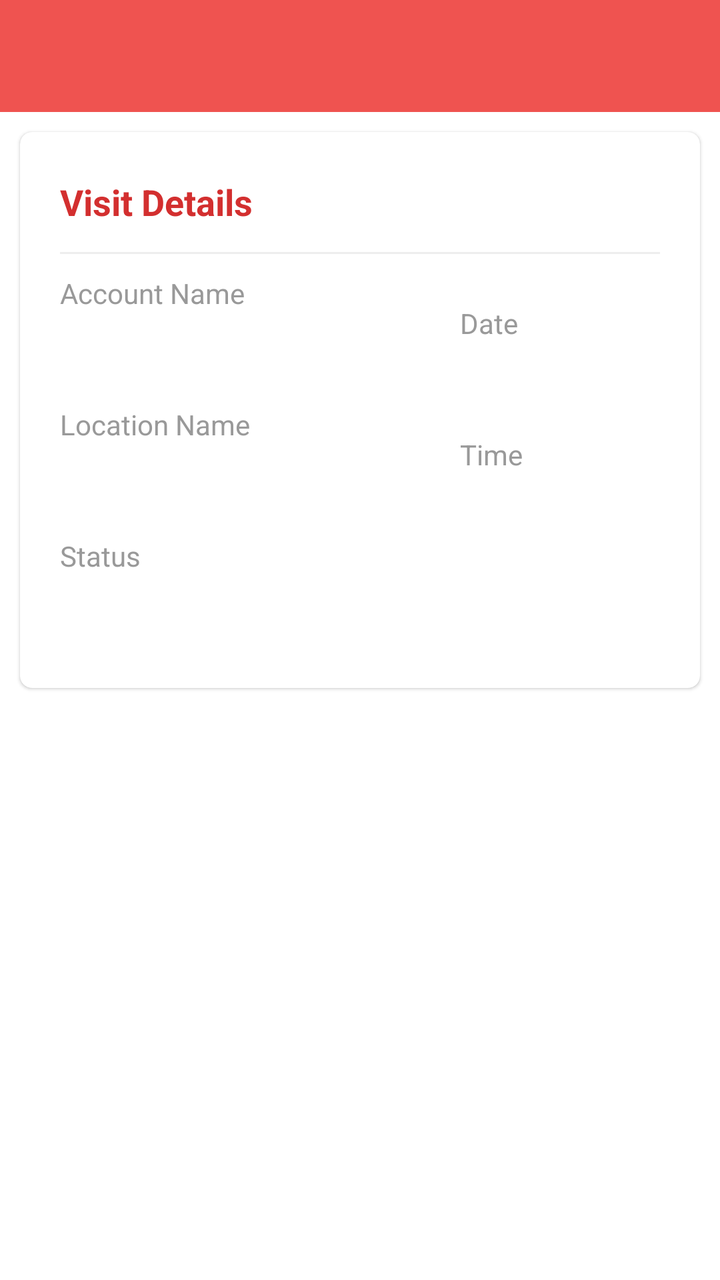
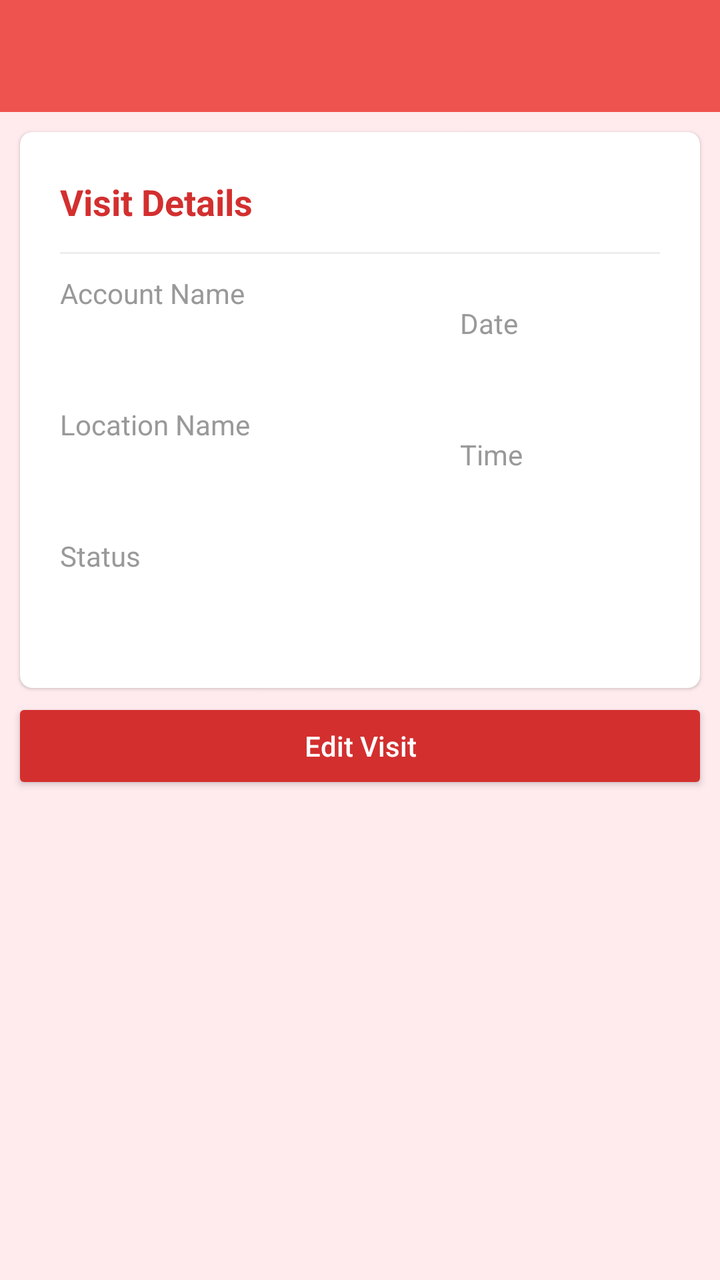

Compare the two renders of this Android layout. The source of the first and the diff that turns it into the second are given below.
<!-- AndroidManifest.xml: application theme AppTheme -->
<!-- res/layout/activity_individual_visit.xml -->
<?xml version="1.0" encoding="utf-8"?>
<LinearLayout xmlns:android="http://schemas.android.com/apk/res/android"
    xmlns:app="http://schemas.android.com/apk/res-auto"
    xmlns:tools="http://schemas.android.com/tools"
    android:id="@+id/main"
    android:orientation="vertical"
    android:layout_width="match_parent"
    android:layout_height="match_parent"
    tools:context=".TasksActivity">

    <com.google.android.material.appbar.AppBarLayout
        android:layout_width="match_parent"
        android:id="@+id/app_bar_layout"
        android:layout_height="wrap_content">

        <include layout="@layout/toolbar" />

    </com.google.android.material.appbar.AppBarLayout>

    <androidx.core.widget.NestedScrollView
        android:layout_width="match_parent"
        android:layout_height="match_parent"
        android:background="@android:color/white"
        android:clipToPadding="false"
        android:scrollbars="none"
        android:scrollingCache="true"
        app:layout_behavior="@string/appbar_scrolling_view_behavior">

        <LinearLayout
            android:layout_width="match_parent"
            android:layout_height="wrap_content"
            android:orientation="vertical">

            
            
            

            
            
            
            
            

            
            
            
            
            

            
            
            
            
            
            
            
            
            

            

            <androidx.cardview.widget.CardView
                android:layout_width="match_parent"
                android:layout_height="wrap_content"
                android:layout_marginBottom="@dimen/spacing_medium"
                android:layout_marginLeft="@dimen/spacing_middle"
                android:layout_marginRight="@dimen/spacing_middle"
                android:layout_marginTop="@dimen/spacing_middle"
                android:visibility="visible"
                app:cardCornerRadius="6dp"
                app:cardElevation="1dp">

                <LinearLayout
                    android:layout_width="match_parent"
                    android:layout_height="wrap_content"
                    android:orientation="horizontal"
                    android:padding="@dimen/spacing_mlarge">

                    <LinearLayout
                        android:layout_width="0dp"
                        android:layout_height="wrap_content"
                        android:layout_weight="2"
                        android:orientation="vertical">

                        <TextView
                            android:layout_width="wrap_content"
                            android:layout_height="30dp"
                            android:gravity="center_vertical"
                            android:text="Visit Details"
                            android:textAppearance="@style/Base.TextAppearance.AppCompat.Medium"
                            android:textColor="@color/red_700"
                            android:textStyle="bold" />

                        <View
                            android:layout_width="match_parent"
                            android:layout_height="1dp"
                            android:background="@color/grey_200"
                            android:layout_marginTop="10dp"
                            android:layout_marginBottom="@dimen/spacing_medium" />






                        <View
                            android:layout_width="0dp"
                            android:layout_height="@dimen/spacing_medium" />

                        <TextView
                            android:layout_width="wrap_content"
                            android:layout_height="wrap_content"
                            android:text="Account Name"
                            android:textAppearance="@style/Base.TextAppearance.AppCompat.Body1"
                            android:textColor="@color/grey_40" />

                        <TextView
                            android:layout_width="wrap_content"
                            android:layout_height="wrap_content"
                            android:layout_marginTop="@dimen/spacing_medium"
                            android:text=""
                            android:id="@+id/accountNameTextView"
                            android:textAppearance="@style/Base.TextAppearance.AppCompat.Subhead"
                            android:textColor="@color/grey_80" />

                        <View
                            android:layout_width="0dp"
                            android:layout_height="@dimen/spacing_mlarge" />

                        <TextView
                            android:layout_width="wrap_content"
                            android:layout_height="wrap_content"
                            android:text="Location Name"
                            android:textAppearance="@style/Base.TextAppearance.AppCompat.Body1"
                            android:textColor="@color/grey_40" />

                        <TextView
                            android:layout_width="wrap_content"
                            android:layout_height="wrap_content"
                            android:layout_marginTop="@dimen/spacing_medium"
                            android:text=""
                            android:id="@+id/locationNameTextView"
                            android:textAppearance="@style/Base.TextAppearance.AppCompat.Subhead"
                            android:textColor="@color/grey_80" />



                        <View
                            android:layout_width="0dp"
                            android:layout_height="@dimen/spacing_mlarge" />

                        <TextView
                            android:layout_width="wrap_content"
                            android:layout_height="wrap_content"
                            android:text="Status"
                            android:textAppearance="@style/Base.TextAppearance.AppCompat.Body1"
                            android:textColor="@color/grey_40" />

                        <TextView
                            android:layout_width="wrap_content"
                            android:layout_height="wrap_content"
                            android:layout_marginTop="@dimen/spacing_medium"
                            android:text=""
                            android:id="@+id/statusTextView"
                            android:textAppearance="@style/Base.TextAppearance.AppCompat.Subhead"
                            android:textColor="@color/grey_80" />










                        <View
                            android:layout_width="0dp"
                            android:layout_height="@dimen/spacing_middle" />



                    </LinearLayout>

                    <LinearLayout
                        android:layout_width="0dp"
                        android:layout_height="wrap_content"
                        android:layout_weight="1"
                        android:orientation="vertical">

                        <View
                            android:layout_width="30dp"
                            android:layout_height="30dp"/>

                        
                        
                        
                        
                        
                        

                        <View
                            android:layout_width="match_parent"
                            android:layout_height="1dp"
                            android:background="@color/grey_200"
                            android:layout_marginTop="10dp"
                            android:layout_marginBottom="@dimen/spacing_medium" />



                        <View
                            android:layout_width="0dp"
                            android:layout_height="@dimen/spacing_mlarge" />

                        <TextView
                            android:layout_width="wrap_content"
                            android:layout_height="wrap_content"
                            android:text="Date"
                            android:textAppearance="@style/Base.TextAppearance.AppCompat.Body1"
                            android:textColor="@color/grey_40" />

                        <TextView
                            android:layout_width="wrap_content"
                            android:layout_height="wrap_content"
                            android:layout_marginTop="@dimen/spacing_medium"
                            android:text=""
                            android:id="@+id/dateTextView"
                            android:textAppearance="@style/Base.TextAppearance.AppCompat.Subhead"
                            android:textColor="@color/grey_80" />

                        <View
                            android:layout_width="0dp"
                            android:layout_height="@dimen/spacing_mlarge" />

                        <TextView
                            android:layout_width="wrap_content"
                            android:layout_height="wrap_content"
                            android:text="Time"
                            android:textAppearance="@style/Base.TextAppearance.AppCompat.Body1"
                            android:textColor="@color/grey_40" />

                        <TextView
                            android:layout_width="wrap_content"
                            android:layout_height="wrap_content"
                            android:layout_marginTop="@dimen/spacing_medium"
                            android:text=""
                            android:id="@+id/timeTextView"
                            android:textAppearance="@style/Base.TextAppearance.AppCompat.Subhead"
                            android:textColor="@color/grey_80" />

                        <View
                            android:layout_width="0dp"
                            android:layout_height="@dimen/spacing_middle" />







                    </LinearLayout>


                </LinearLayout>



            </androidx.cardview.widget.CardView>

            
            
            
            
            
            
            
            

            
            
            
            

            
            
            
            
            
            
            

            
            
            
            
            
            
            
            

            
            
            
            
            

            
            
            
            
            

            
            
            

            
            
            
            

            
            
            
            
            
            
            

            
            
            
            
            
            

            

            
            
            
            



            
            
            

            

            
            
            
            
            
            

            
            
            

            
            
            
            
            

            
            
            

            
            
            
            
            
            
            

            
            
            

            
            
            
            
            

            
            
            

            
            
            
            
            
            

            

            
            
            
            
            
            

            
            
            

            
            
            
            
            
            

            
            
            

            
            
            
            
            
            
            

            

            
            
            
            
            
            
            

            
            
            

            
            
            
            
            

            
            
            

            
            
            
            
            
            

            

            
            
            
            
            
            
            
            
            
            
            
            
            
            
            
            
            
            
            

            
            
            
            
            
            

            
            
            
            
            
            

            
            
            
            
            
            

            
            
            
            
            
            

            
            
            
            
            
            

            

            
            
            
            
            
            
            

            

            

        </LinearLayout>
    </androidx.core.widget.NestedScrollView>

    <com.google.android.material.floatingactionbutton.FloatingActionButton
        android:id="@+id/fab"
        android:layout_width="wrap_content"
        android:layout_height="wrap_content"
        android:layout_margin="@dimen/spacing_mlarge"
        android:clickable="true"
        app:backgroundTint="@color/red_500"
        app:fabSize="normal"
        app:layout_anchor="@id/app_bar_layout"
        app:layout_anchorGravity="bottom|right|end"
        app:srcCompat="@drawable/ic_favorites"
        app:tint="@android:color/white" />

</LinearLayout>
<!-- res/layout/toolbar.xml (included above) -->
<?xml version="1.0" encoding="utf-8"?>
<androidx.appcompat.widget.Toolbar
    xmlns:android="http://schemas.android.com/apk/res/android"
    xmlns:app="http://schemas.android.com/apk/res-auto"
    android:id="@+id/toolbar"
    android:layout_width="match_parent"
    android:layout_height="?android:attr/actionBarSize"
    android:background="@color/colorPrimary"
    app:contentInsetStartWithNavigation="0dp"
    android:theme="@style/ThemeOverlay.AppCompat.Dark.ActionBar"
    app:popupTheme="@style/ThemeOverlay.AppCompat.Light"/>
<!-- resources referenced by this layout -->
<resources>
  <color name="colorPrimary">#ef5350</color>
  <color name="grey_200">#EEEEEE</color>
  <color name="grey_40">#999999</color>
  <color name="grey_80">#37474F</color>
  <color name="red_500">#F44336</color>
  <color name="red_700">#D32F2F</color>
  <dimen name="spacing_medium">5dp</dimen>
  <dimen name="spacing_middle">10dp</dimen>
  <dimen name="spacing_mlarge">20dp</dimen>
  <!-- drawable ic_favorites (drawable) -->
  <vector xmlns:android="http://schemas.android.com/apk/res/android"
          android:width="24dp"
          android:height="24dp"
          android:viewportWidth="24.0"
          android:viewportHeight="24.0">
      <path
          android:fillColor="#FFFFFFFF"
          android:pathData="M12,21.35l-1.45,-1.32C5.4,15.36 2,12.28 2,8.5 2,5.42 4.42,3 7.5,3c1.74,0 3.41,0.81 4.5,2.09C13.09,3.81 14.76,3 16.5,3 19.58,3 22,5.42 22,8.5c0,3.78 -3.4,6.86 -8.55,11.54L12,21.35z"/>
  </vector>
  <style name="AppTheme" parent="BaseTheme">
          <item name="android:windowContentTransitions">true</item>
  
  
          
      </style>
  <style name="BaseTheme" parent="Theme.AppCompat.Light.NoActionBar">
          
          <item name="colorPrimary">@color/colorPrimary</item>
          <item name="colorPrimaryDark">@color/colorPrimaryDark</item>
          <item name="colorAccent">@color/colorAccent</item>
          <item name="windowActionModeOverlay">true</item>
          <item name="android:actionModeBackground">@color/blue_grey_600</item>
          <item name="android:dialogTheme">@style/Dialog.Theme</item>
          
          <item name="android:windowDisablePreview">true</item>
      </style>
  <color name="colorPrimaryDark">#dc1814</color>
  <color name="colorAccent">#FF4081</color>
  <color name="blue_grey_600">#546E7A</color>
  <style name="Dialog.Theme" parent="Theme.AppCompat.Light.Dialog">
          <item name="colorPrimary">@color/colorPrimary</item>
          <item name="colorPrimaryDark">@color/colorPrimaryDark</item>
          <item name="colorAccent">@color/colorAccent</item>
      </style>
</resources>

<!-- the commit's change to res/layout/activity_individual_visit.xml (unified diff, before → after) -->
@@ -20,7 +20,7 @@
     <androidx.core.widget.NestedScrollView
         android:layout_width="match_parent"
         android:layout_height="match_parent"
-        android:background="@android:color/white"
+        android:background="@color/red_50"
         android:clipToPadding="false"
         android:scrollbars="none"
         android:scrollingCache="true"
@@ -266,6 +266,18 @@
 
 
             </androidx.cardview.widget.CardView>
+
+            <Button
+                android:layout_width="match_parent"
+                android:layout_marginLeft="6dp"
+                android:layout_marginRight="6dp"
+                android:layout_height="wrap_content"
+                android:text="Edit Visit"
+                android:textAllCaps="false"
+                android:textColor="@color/white"
+                android:backgroundTint="@color/red_700"
+                android:elevation="4dp"
+                android:id="@+id/editVisitButton"/>
 
             
             
<!-- resource entries referenced after the edit -->
@@ -4,8 +4,10 @@
   <color name="grey_200">#EEEEEE</color>
   <color name="grey_40">#999999</color>
   <color name="grey_80">#37474F</color>
+  <color name="red_50">#FFEBEE</color>
   <color name="red_500">#F44336</color>
   <color name="red_700">#D32F2F</color>
+  <color name="white">#FFFFFF</color>
   <dimen name="spacing_medium">5dp</dimen>
   <dimen name="spacing_middle">10dp</dimen>
   <dimen name="spacing_mlarge">20dp</dimen>
